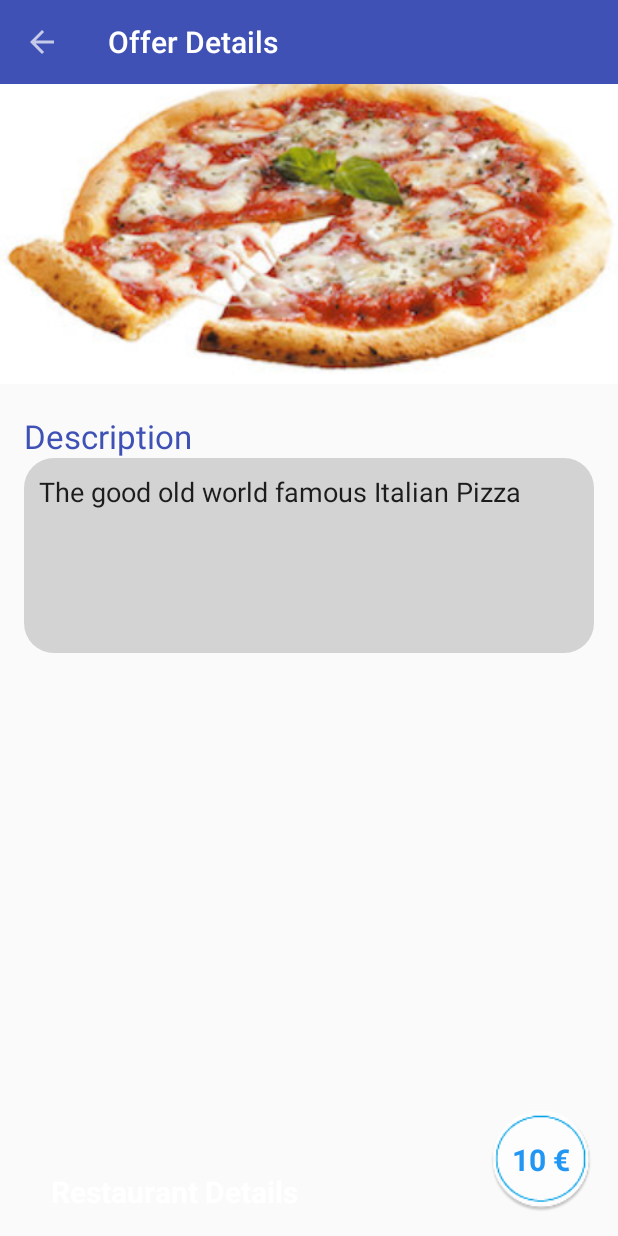
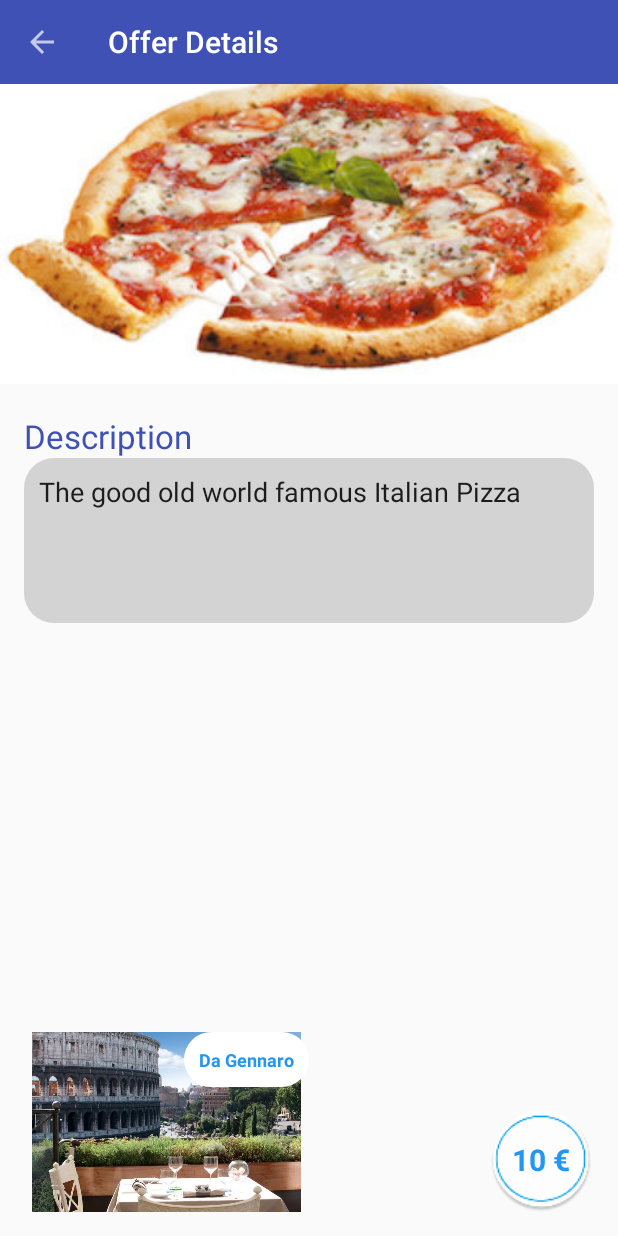
Before and after one commit to pmgrp/Lab4, an Android app: the UserActivityMain screen opened directly, with no data from a screen before it, after a tap on "Pizza", on a phone screen of 412 x 824 dp. Run offline under Robolectric (Android 15) with nearby library versions, the phone set to English and light mode, and no system bars; 1 statement that could not run was skipped.

```diff
--- a/app/src/main/AndroidManifest.xml
+++ b/app/src/main/AndroidManifest.xml
@@ -63,7 +63,7 @@
         <activity
             android:name=".UserActivityRestaurantProfile"
             android:label="Restaurant Profile"
-            android:parentActivityName=".UserActivityMain"
+            android:parentActivityName=".UserActivityRestaurantProfile"
             android:screenOrientation="portrait"
             android:theme="@style/AppTheme.Base">
             <meta-data
--- a/app/src/main/java/a15/group/lab4/UserActivityMain.java
+++ b/app/src/main/java/a15/group/lab4/UserActivityMain.java
@@ -2,6 +2,7 @@ package a15.group.lab4;
 
 import android.Manifest;
 import android.content.Intent;
+import android.content.SharedPreferences;
 import android.content.pm.PackageManager;
 import android.content.res.Configuration;
 import android.location.Location;
@@ -40,7 +41,7 @@ public class UserActivityMain extends AppCompatActivity implements
     DrawerLayout mDrawerLayout;
     ListView mDrawerList;
     ActionBarDrawerToggle mDrawerToggle;
-    int mDrawerPosition;
+    int mDrawerPosition = 0;
     boolean mDrawerClick;
     //spinner
     Spinner spinner;
@@ -56,6 +57,10 @@ public class UserActivityMain extends AppCompatActivity implements
             current_fragment = savedInstanceState.getInt("current_fragment");
             spinner_position = savedInstanceState.getInt("spinner_position");
         }
+
+        SharedPreferences sharedPref = getSharedPreferences("PrefsMain", MODE_PRIVATE);
+        spinner_position = sharedPref.getInt("spinner_pos", -1);
+
         setContentView(R.layout.user_activity_main);
         Toolbar toolbar = (Toolbar) findViewById(R.id.toolbar_spinner);
         setSupportActionBar(toolbar);
@@ -79,6 +84,7 @@ public class UserActivityMain extends AppCompatActivity implements
         mDrawerListItems = getResources().getStringArray(R.array.drawer_options);
         //set drawer adapter
         mDrawerList.setAdapter(new ArrayAdapter<String>(this, android.R.layout.simple_list_item_1, mDrawerListItems));
+        mDrawerList.setSelection(mDrawerPosition);
         //set listener
         mDrawerList.setOnItemClickListener(new AdapterView.OnItemClickListener() {
             @Override
@@ -118,15 +124,20 @@ public class UserActivityMain extends AppCompatActivity implements
          *
          * */
         spinner = (Spinner) findViewById(R.id.spinner);
+        spinner.setVerticalScrollbarPosition(spinner_position);
+
         final ArrayAdapter spinnerAdapter = ArrayAdapter.createFromResource(getApplicationContext(), R.array.spinner_options, R.layout.user_spinner_item);
         spinnerAdapter.setDropDownViewResource(R.layout.user_spinner_dropdown_item);
         spinner.setAdapter(spinnerAdapter);
+        spinner.setSelection(spinner_position);
         if (spinner != null) {
             spinner.setOnItemSelectedListener(new AdapterView.OnItemSelectedListener() {
                 @Override
                 public void onItemSelected(AdapterView<?> parentView, View selectedItemView, int position, long id) {
                     //the fragment that contains the offers
                     UserFragmentShowOffers fo;
+                    SharedPreferences sharedPref = getSharedPreferences("PrefsMain", 0);
+                    SharedPreferences.Editor prefEditor = sharedPref.edit();
                     switch (position) {
                         case 0:
                             //offers ordered by distance
@@ -136,7 +147,11 @@ public class UserActivityMain extends AppCompatActivity implements
                                 //fo.updateDistance();
                                 fo.sortByDistance();
                             }
-                            spinner_position = 0;
+                            //spinner_position = spinner.getSelectedItemPosition();
+                            spinner_position = spinner.getSelectedItemPosition();
+                            prefEditor.putInt("spinner_pos", spinner_position);
+                            prefEditor.commit();
+
                             break;
                         case 1:
                             //offers ordered by price
@@ -146,7 +161,10 @@ public class UserActivityMain extends AppCompatActivity implements
                                 //fo.updateDistance();
                                 fo.sortByPrice();
                             }
-                            spinner_position = 1;
+                            //spinner_position = spinner.getSelectedItemPosition();
+                            spinner_position = spinner.getSelectedItemPosition();
+                            prefEditor.putInt("spinner_pos", spinner_position);
+                            prefEditor.commit();
                             break;
                     }
                 }
@@ -165,34 +183,32 @@ public class UserActivityMain extends AppCompatActivity implements
             });
         }
 
+
         /**
          * populate view according to current fragment
          */
-        switch (current_fragment) {
+        getSupportActionBar().setTitle("Offers");
+        UserFragmentShowOffers fragment = new UserFragmentShowOffers();
+        getSupportFragmentManager().beginTransaction().replace(R.id.frame_container, fragment, "OFFERS").commit();
+        switch (mDrawerPosition) {
             //activity has been just created
+            //offers fragment is the one in the view
             case 0:
-                getSupportActionBar().setTitle("Offers");
-                UserFragmentShowOffers fragment = new UserFragmentShowOffers();
-                getSupportFragmentManager().beginTransaction()
-                        .replace(R.id.frame_container, fragment, "OFFERS").commit();
-                break;
-            //offers fragment is the one in the view
-            case 1:
                 spinner.setVisibility(View.VISIBLE);
                 getSupportActionBar().setTitle("Offers");
                 break;
             //restaurants fragment is the one in the view
-            case 2:
+            case 1:
                 spinner.setVisibility(View.GONE);
                 getSupportActionBar().setTitle("Restaurants");
                 break;
             //reservations fragment is the one in the view
-            case 3:
+            case 2:
                 spinner.setVisibility(View.GONE);
                 getSupportActionBar().setTitle("Reservations");
                 break;
             //Profile fragment is the one in the view
-            case 4:
+            case 3:
                 spinner.setVisibility(View.GONE);
                 getSupportActionBar().setTitle("Profile");
                 break;
@@ -234,7 +250,8 @@ public class UserActivityMain extends AppCompatActivity implements
                 fragment = new UserFragmentShowOffers();
                 getSupportFragmentManager().beginTransaction()
                         .replace(R.id.frame_container, fragment, "OFFERS").commit();
-                current_fragment = 1;
+                current_fragment = 0;
+                mDrawerPosition = mDrawerList.getSelectedItemPosition();
                 break;
             case 1:
                 //mDrawerLayout.closeDrawer(mDrawerList);
@@ -245,7 +262,8 @@ public class UserActivityMain extends AppCompatActivity implements
                 fragment = new UserFragmentShowRestaurants();
                 getSupportFragmentManager().beginTransaction()
                         .replace(R.id.frame_container, fragment, "RESTAURANTS").commit();
-                current_fragment = 2;
+                current_fragment = 1;
+                mDrawerPosition = mDrawerList.getSelectedItemPosition();
                 break;
 
             case 2:
@@ -255,14 +273,16 @@ public class UserActivityMain extends AppCompatActivity implements
                 fragment = new UserFragmentShowReservations();
                 getSupportFragmentManager().beginTransaction()
                         .replace(R.id.frame_container, fragment, "RESERVATIONS").commit();
-                current_fragment = 3;
+                current_fragment = 2;
+                mDrawerPosition = mDrawerList.getSelectedItemPosition();
                 break;
             case 3:
                 spinner.setVisibility(View.GONE);
                 mDrawerList.setSelection(3);
                 getSupportActionBar().setTitle("Profile");
                 startActivity(new Intent(UserActivityMain.this, UserActivityShowUserProfile.class));
-                current_fragment = 4;
+                current_fragment = 3;
+                mDrawerPosition = mDrawerList.getSelectedItemPosition();
                 break;
         }
     }
--- a/app/src/main/java/a15/group/lab4/UserActivityShowOfferDetails.java
+++ b/app/src/main/java/a15/group/lab4/UserActivityShowOfferDetails.java
@@ -92,10 +92,10 @@ public class UserActivityShowOfferDetails extends AppCompatActivity
             textView.setText(dailyOffer.getDescription());
 
             textView = (TextView) findViewById(R.id.offer_details_button_restaurant);
-            Resources res = getResources();
-            Bitmap bmp = imagePicker.loadImageFromStorage(restaurant.getRestaurantPhoto());
-            BitmapDrawable bd = new BitmapDrawable(res, bmp);
-            textView.setBackgroundDrawable(bd);
+            textView.setText(restaurant.getRestaurantName());
+            imageView = (ImageView) findViewById(R.id.offer_details_restaurant_image);
+            imageView.setImageURI(Uri.parse(restaurant.getRestaurantPhoto()));
+
         }
 
 
--- a/app/src/main/res/layout/user_activity_show_offer_details.xml
+++ b/app/src/main/res/layout/user_activity_show_offer_details.xml
@@ -28,7 +28,8 @@
             android:src="@drawable/chicken"
             android:layout_below="@id/toolbar_offer_details"
             android:scaleType="centerCrop"
-            android:layout_centerInParent="true"/>
+            android:layout_centerInParent="true"
+            android:contentDescription="dfefjergfnk"/>
 
 
 
@@ -46,7 +47,7 @@
         <TextView
             android:layout_below="@id/offer_description"
             android:layout_width="match_parent"
-            android:layout_height="130dp"
+            android:layout_height="110dp"
             android:layout_marginLeft="@dimen/activity_horizontal_margin"
             android:layout_marginRight="@dimen/activity_horizontal_margin"
             android:textAppearance="?android:attr/textAppearanceLarge"
@@ -59,24 +60,42 @@
             android:visibility="visible" />
 
 
-
-        <TextView
-            android:layout_width="200dp"
-            android:layout_height="100dp"
+        <RelativeLayout
+            android:layout_width="190dp"
+            android:layout_height="120dp"
             android:layout_marginLeft="@dimen/activity_horizontal_margin"
             android:layout_marginBottom="@dimen/activity_horizontal_margin"
-            android:text="@string/restaurant_details"
-            android:textAlignment="center"
-            android:gravity="bottom"
-            android:textStyle="bold"
-            android:textSize="20sp"
-            android:background="@drawable/restaurant_paris"
-            android:textColor="@color/button_text_color"
-            android:id="@+id/offer_details_button_restaurant"
-
             android:layout_alignParentLeft="true"
             android:layout_alignParentBottom="true"
-            android:onClick="goToRestaurantDescription"/>
+            android:onClick="goToRestaurantDescription">
+
+            <ImageView
+                android:id="@+id/offer_details_restaurant_image"
+                android:layout_width="match_parent"
+                android:layout_height="match_parent"
+                android:src="@drawable/restaurant_paris"
+                />
+
+            <TextView
+                android:layout_width="wrap_content"
+                android:layout_height="wrap_content"
+                android:text="@string/restaurant_details"
+                android:textAlignment="center"
+                android:layout_centerInParent="true"
+                android:gravity="bottom"
+                android:textStyle="bold"
+                android:textSize="12sp"
+                android:textColor="@color/button_color"
+                android:id="@+id/offer_details_button_restaurant"
+                android:layout_alignParentTop="true"
+                android:layout_alignParentRight="true"
+                android:background="@drawable/rectangle"
+                android:backgroundTint="@color/button_text_color"/>
+
+        </RelativeLayout>
+
+
+
 
         <TextView
             android:layout_width="70dp"
```
Also changed, not shown: app/src/main/java/a15/group/lab4/UserActivityRestaurantProfile.java (+6 -6 lines), app/src/main/res/layout/user_activity_restaurant_profile.xml (+7 -4 lines), app/src/main/like_blue_thumb-web.png (added), app/src/main/res/mipmap-hdpi/like_blue_thumb.png (added), app/src/main/res/mipmap-mdpi/like_blue_thumb.png (added), app/src/main/res/mipmap-xhdpi/like_blue_thumb.png (added), app/src/main/res/mipmap-xxhdpi/like_blue_thumb.png (added), app/src/main/res/mipmap-xxxhdpi/like_blue_thumb.png (added).
